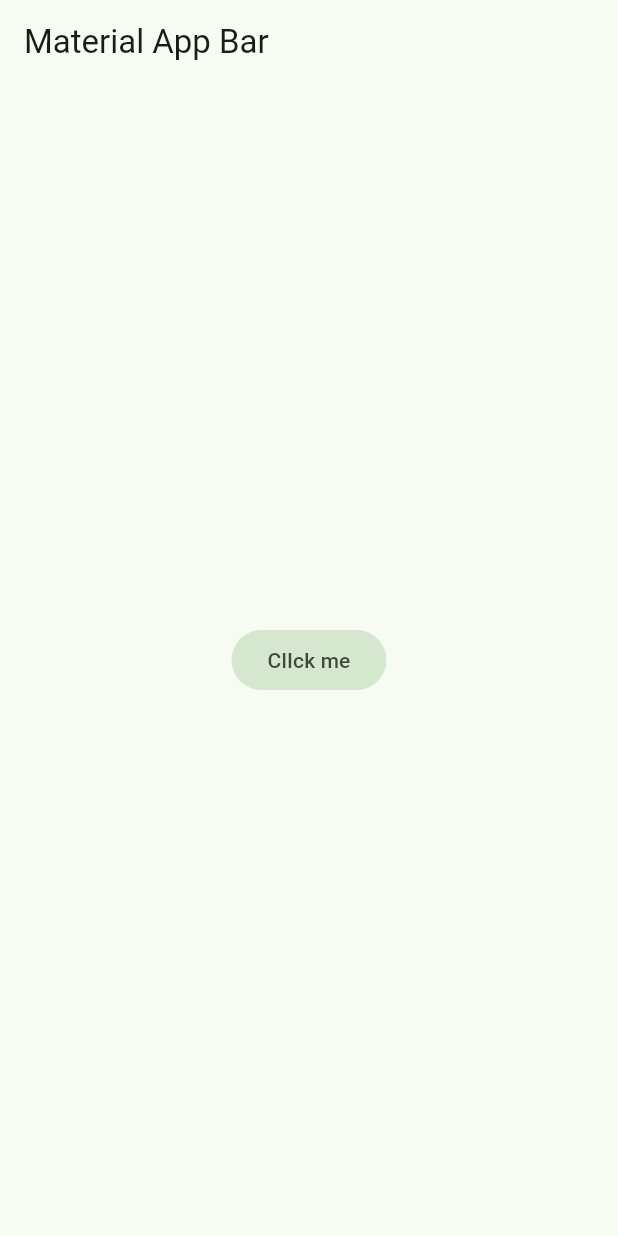
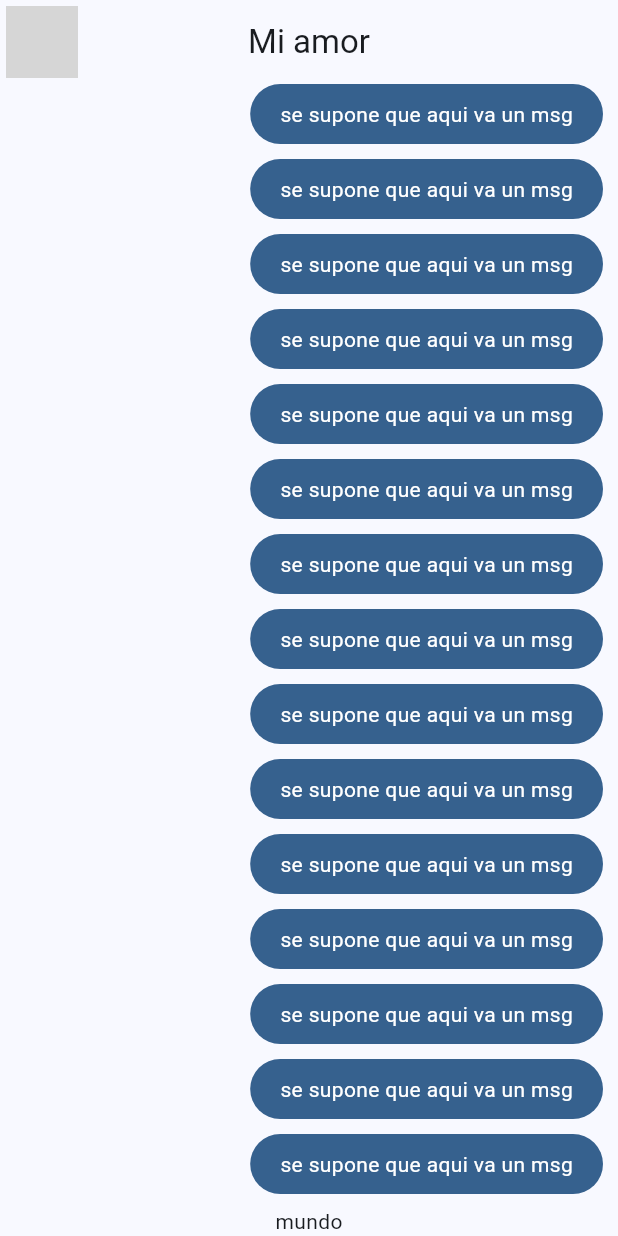
Before and after one commit to ErickDev-T/Chat-App-Dark, a Flutter app: the screen it shows after launch, on a phone screen of 412 x 824 dp. Run offline on Flutter 3.47's test engine with Material 3 defaults, Android fonts, the phone set to English and light mode, and no system bars; network calls fail; grey boxes are pictures that could not be loaded.

Commit message:
Burbujas de chat y theme

```diff
--- a/lib/main.dart
+++ b/lib/main.dart
@@ -1,5 +1,6 @@
 import 'package:flutter/material.dart';
 import 'package:yes_no_app/config/theme/app_theme.dart';
+import 'package:yes_no_app/presentation/screens/chat_screen.dart';
 
 void main() => runApp(const MyApp());
 
@@ -9,20 +10,9 @@ class MyApp extends StatelessWidget {
   @override
   Widget build(BuildContext context) {
     return MaterialApp(
-      title: 'Material App',
-      debugShowCheckedModeBanner: false,
-      theme: AppTheme(selectedColor: 6).theme(),
-      home: Scaffold(
-        appBar: AppBar(
-          title: const Text('Material App Bar'),
-        ),
-        body: Center(
-          child: FilledButton.tonal(
-            onPressed: () {},
-            child: const Text('ClIck me'),
-          ),
-        ),
-      ),
-    );
+        title: 'Material App',
+        debugShowCheckedModeBanner: false,
+        theme: AppTheme(selectedColor: 2).theme(),
+        home: const ChatScreen());
   }
 }
--- /dev/null
+++ b/lib/presentation/screens/chat_screen.dart
@@ -0,0 +1,48 @@
+import 'package:flutter/material.dart';
+import 'package:yes_no_app/presentation/widgets/chat/my_message_bubble.dart';
+
+class ChatScreen extends StatelessWidget {
+  const ChatScreen({super.key});
+
+  @override
+  Widget build(BuildContext context) {
+    return Scaffold(
+      appBar: AppBar(
+        leading: const Padding(
+          padding: EdgeInsets.all(4.0),
+          child: CircleAvatar(
+            backgroundImage:
+                NetworkImage('https://cdn.asi.do/dogpvohupaajm7sbwwk9n8947hai'),
+          ),
+        ),
+        title: const Text('Mi amor'),
+        centerTitle: true,
+      ),
+      body: _Chatview(),
+    );
+  }
+}
+
+class _Chatview extends StatelessWidget {
+  @override
+  Widget build(BuildContext context) {
+    return SafeArea(
+      child: Padding(
+        padding: const EdgeInsets.symmetric(horizontal: 10),
+        child: Column(
+          children: [
+            Expanded(
+              child: ListView.builder(
+                itemCount: 100,
+                itemBuilder: (context, index) {
+                  return const MyMessageBubble();
+                },
+              ),
+            ),
+            const Text('mundo')
+          ],
+        ),
+      ),
+    );
+  }
+}
--- /dev/null
+++ b/lib/presentation/widgets/chat/my_message_bubble.dart
@@ -0,0 +1,28 @@
+import 'package:flutter/material.dart';
+
+class MyMessageBubble extends StatelessWidget {
+  const MyMessageBubble({super.key});
+
+  @override
+  Widget build(BuildContext context) {
+    final colors = Theme.of(context).colorScheme;
+
+    return Column(
+      crossAxisAlignment: CrossAxisAlignment.end,
+      children: [
+        Container(
+          decoration: BoxDecoration(
+              color: colors.primary, borderRadius: BorderRadius.circular(20)),
+          child: const Padding(
+            padding: EdgeInsets.symmetric(horizontal: 20, vertical: 10),
+            child: Text(
+              'se supone que aqui va un msg',
+              style: TextStyle(color: Colors.white),
+            ),
+          ),
+        ),
+        const SizedBox(height: 10)
+      ],
+    );
+  }
+}
```
